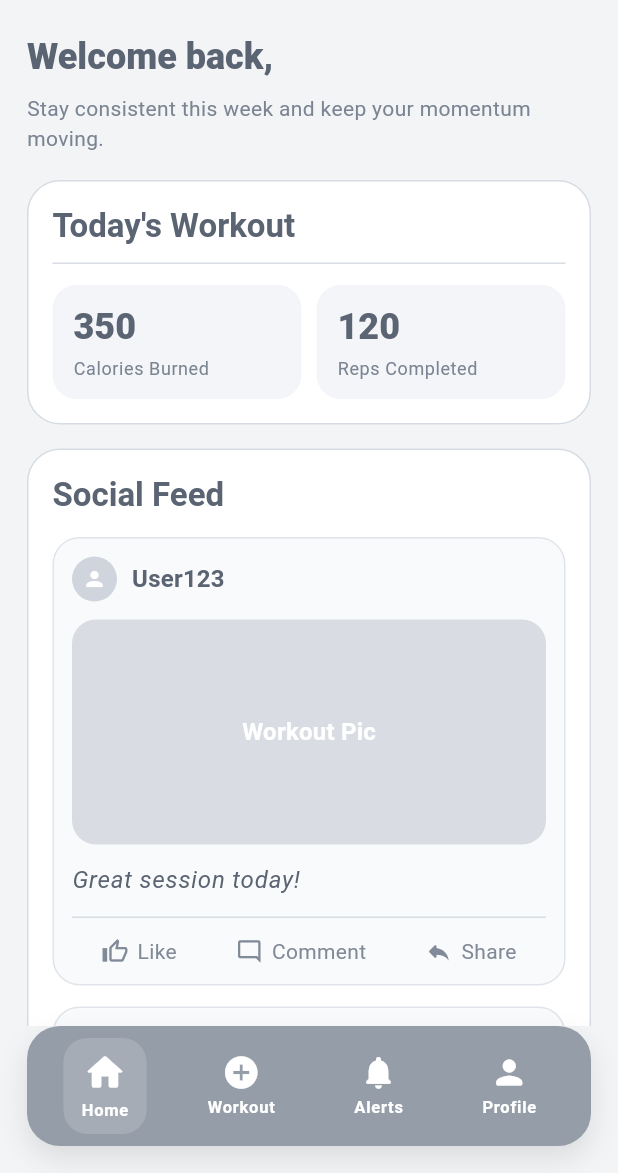
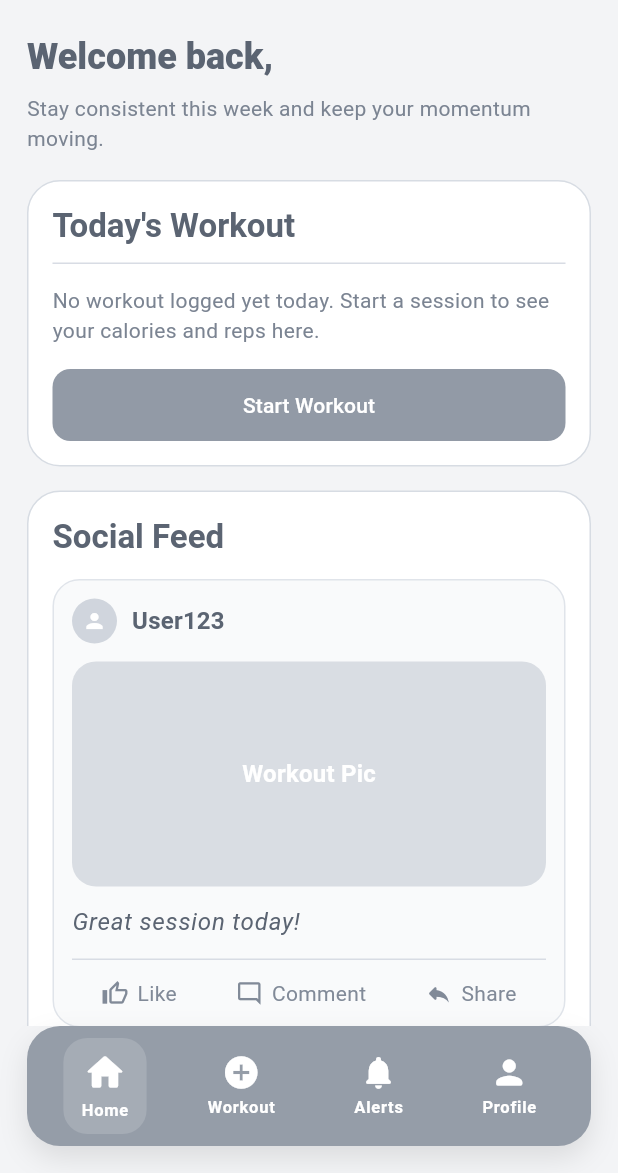
Before and after one commit to wildheart156/Project02_Beast_Mode, a Flutter app: the screen it shows once a user with an empty profile is signed in, on a phone screen of 412 x 824 dp, the part 63-1236 px from its top. Run offline on Flutter 3.47's test engine with Material 3 defaults, Android fonts, the phone set to English and light mode, and no system bars; our stand-ins replace cloud_firestore, firebase_auth, firebase_core; accounts and stored records are empty.

Commit message:
feat: wire daily workout summary in dashboard to workout history

```diff
--- a/lib/main.dart
+++ b/lib/main.dart
@@ -5,6 +5,8 @@ import 'package:flutter/material.dart';
 import 'package:beast_mode_fitness/screens/notifications_screen.dart';
 import 'package:beast_mode_fitness/screens/profile_screen.dart';
 import 'package:beast_mode_fitness/screens/workout_screen.dart';
+import 'package:beast_mode_fitness/models/workout_session.dart';
+import 'package:beast_mode_fitness/services/workout_repository.dart';
 
 import 'firebase_options.dart';
 
@@ -839,8 +841,10 @@ class _DashboardScreenState extends State<DashboardScreen> {
 
     final pages = [
       _DashboardHome(
+        userId: widget.user.uid,
         displayName: displayName,
         goals: (widget.profile['fitnessGoals'] as String?)?.trim(),
+        onOpenWorkoutTab: () => setState(() => _selectedIndex = 1),
       ),
       const WorkoutScreen(),
       const NotificationsScreen(
@@ -929,9 +933,16 @@ class _DashboardScreenState extends State<DashboardScreen> {
 }
 
 class _DashboardHome extends StatelessWidget {
-  const _DashboardHome({required this.displayName, this.goals});
+  const _DashboardHome({
+    required this.userId,
+    required this.displayName,
+    required this.onOpenWorkoutTab,
+    this.goals,
+  });
 
+  final String userId;
   final String displayName;
+  final VoidCallback onOpenWorkoutTab;
   final String? goals;
 
   @override
@@ -968,36 +979,9 @@ class _DashboardHome extends StatelessWidget {
             ).textTheme.bodyMedium?.copyWith(color: const Color(0xFF7B8492)),
           ),
           const SizedBox(height: 18),
-          _SectionCard(
-            child: Column(
-              crossAxisAlignment: CrossAxisAlignment.start,
-              children: [
-                Text(
-                  "Today's Workout",
-                  style: Theme.of(context).textTheme.titleLarge?.copyWith(
-                    fontWeight: FontWeight.w700,
-                    color: const Color(0xFF5B6472),
-                  ),
-                ),
-                const SizedBox(height: 10),
-                const Divider(height: 1, color: Color(0xFFD8DCE4)),
-                const SizedBox(height: 14),
-                Row(
-                  children: [
-                    Expanded(
-                      child: _MetricTile(
-                        label: 'Calories Burned',
-                        value: '350',
-                      ),
-                    ),
-                    const SizedBox(width: 10),
-                    Expanded(
-                      child: _MetricTile(label: 'Reps Completed', value: '120'),
-                    ),
-                  ],
-                ),
-              ],
-            ),
+          _TodaysWorkoutCard(
+            userId: userId,
+            onOpenWorkoutTab: onOpenWorkoutTab,
           ),
           const SizedBox(height: 16),
           _SectionCard(
@@ -1075,6 +1059,138 @@ class _MetricTile extends StatelessWidget {
           ),
         ],
       ),
+    );
+  }
+}
+
+class _TodaysWorkoutCard extends StatelessWidget {
+  const _TodaysWorkoutCard({
+    required this.userId,
+    required this.onOpenWorkoutTab,
+  });
+
+  final String userId;
+  final VoidCallback onOpenWorkoutTab;
+
+  @override
+  Widget build(BuildContext context) {
+    final repository = WorkoutRepository();
+
+    return StreamBuilder<List<WorkoutSession>>(
+      stream: repository.todaysWorkouts(userId),
+      builder: (context, snapshot) {
+        final workouts = snapshot.data ?? const <WorkoutSession>[];
+        final totalCalories = workouts.fold<int>(
+          0,
+          (runningTotal, workout) =>
+              runningTotal + workout.estimatedCaloriesBurned,
+        );
+        final totalReps = workouts.fold<int>(0, (runningTotal, workout) {
+          final repsForWorkout = workout.exercises.fold<int>(0, (
+            exerciseRunningTotal,
+            exercise,
+          ) {
+            final sets = (exercise['sets'] as num?)?.toInt() ?? 0;
+            final reps = (exercise['reps'] as num?)?.toInt() ?? 0;
+            return exerciseRunningTotal + (sets * reps);
+          });
+          return runningTotal + repsForWorkout;
+        });
+        final workoutCount = workouts.length;
+
+        return _SectionCard(
+          child: Column(
+            crossAxisAlignment: CrossAxisAlignment.start,
+            children: [
+              Text(
+                "Today's Workout",
+                style: Theme.of(context).textTheme.titleLarge?.copyWith(
+                  fontWeight: FontWeight.w700,
+                  color: const Color(0xFF5B6472),
+                ),
+              ),
+              const SizedBox(height: 10),
+              const Divider(height: 1, color: Color(0xFFD8DCE4)),
+              const SizedBox(height: 14),
+              if (snapshot.connectionState == ConnectionState.waiting)
+                const Center(
+                  child: Padding(
+                    padding: EdgeInsets.symmetric(vertical: 16),
+                    child: CircularProgressIndicator(),
+                  ),
+                )
+              else if (snapshot.hasError)
+                Text(
+                  'We could not load today\'s workout summary right now.',
+                  style: Theme.of(context).textTheme.bodyMedium?.copyWith(
+                    color: const Color(0xFF7B8492),
+                  ),
+                )
+              else if (workoutCount == 0) ...[
+                Text(
+                  'No workout logged yet today. Start a session to see your calories and reps here.',
+                  style: Theme.of(context).textTheme.bodyMedium?.copyWith(
+                    color: const Color(0xFF7B8492),
+                  ),
+                ),
+                const SizedBox(height: 16),
+                FilledButton(
+                  onPressed: onOpenWorkoutTab,
+                  style: FilledButton.styleFrom(
+                    backgroundColor: const Color(0xFF929AA6),
+                    foregroundColor: Colors.white,
+                    minimumSize: const Size.fromHeight(48),
+                    shape: RoundedRectangleBorder(
+                      borderRadius: BorderRadius.circular(12),
+                    ),
+                  ),
+                  child: const Text('Start Workout'),
+                ),
+              ] else ...[
+                Row(
+                  children: [
+                    Expanded(
+                      child: _MetricTile(
+                        label: 'Calories Burned',
+                        value: '$totalCalories',
+                      ),
+                    ),
+                    const SizedBox(width: 10),
+                    Expanded(
+                      child: _MetricTile(
+                        label: 'Reps Completed',
+                        value: '$totalReps',
+                      ),
+                    ),
+                  ],
+                ),
+                const SizedBox(height: 14),
+                Text(
+                  workoutCount == 1
+                      ? '1 workout logged today'
+                      : '$workoutCount workouts logged today',
+                  style: Theme.of(context).textTheme.bodyMedium?.copyWith(
+                    color: const Color(0xFF7B8492),
+                  ),
+                ),
+                const SizedBox(height: 14),
+                FilledButton(
+                  onPressed: onOpenWorkoutTab,
+                  style: FilledButton.styleFrom(
+                    backgroundColor: const Color(0xFF929AA6),
+                    foregroundColor: Colors.white,
+                    minimumSize: const Size.fromHeight(48),
+                    shape: RoundedRectangleBorder(
+                      borderRadius: BorderRadius.circular(12),
+                    ),
+                  ),
+                  child: const Text('Open Workout'),
+                ),
+              ],
+            ],
+          ),
+        );
+      },
     );
   }
 }
--- a/lib/services/workout_repository.dart
+++ b/lib/services/workout_repository.dart
@@ -46,4 +46,27 @@ class WorkoutRepository {
               .toList(growable: false),
         );
   }
+
+  Stream<List<WorkoutSession>> todaysWorkouts(String userId) {
+    final now = DateTime.now();
+    final startOfDay = DateTime(now.year, now.month, now.day);
+    final startOfNextDay = startOfDay.add(const Duration(days: 1));
+
+    return _firestore
+        .collection('Users')
+        .doc(userId)
+        .collection('Workouts')
+        .where(
+          'createdAt',
+          isGreaterThanOrEqualTo: Timestamp.fromDate(startOfDay),
+        )
+        .where('createdAt', isLessThan: Timestamp.fromDate(startOfNextDay))
+        .orderBy('createdAt', descending: true)
+        .snapshots()
+        .map(
+          (snapshot) => snapshot.docs
+              .map(WorkoutSession.fromDocument)
+              .toList(growable: false),
+        );
+  }
 }
```
